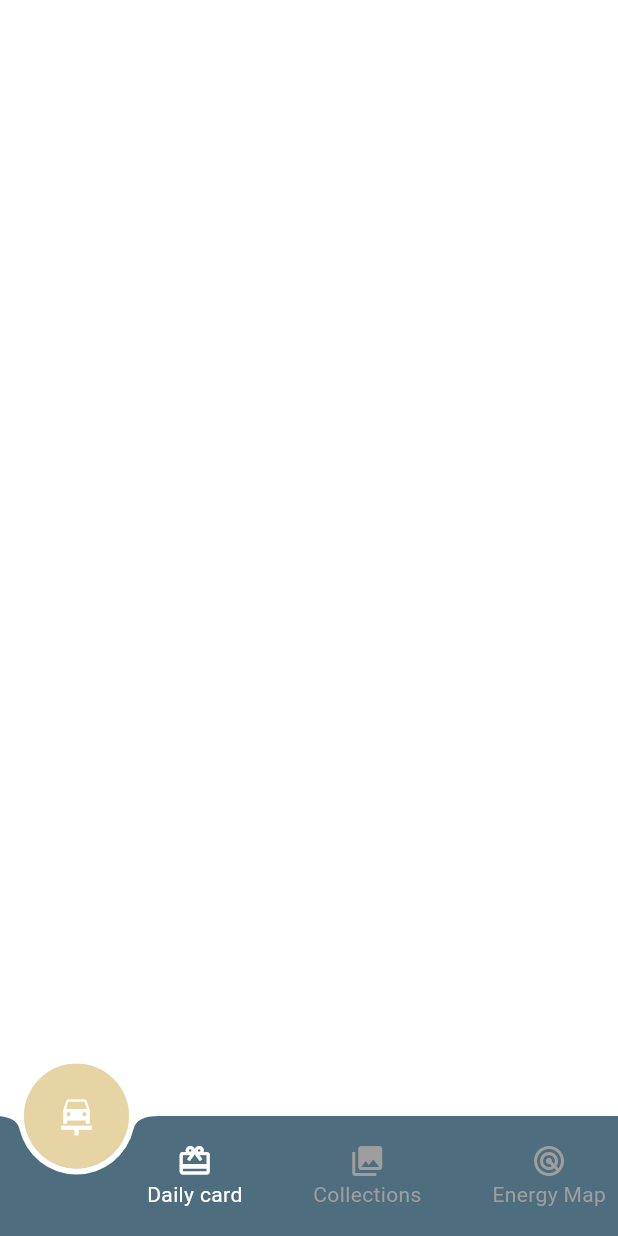
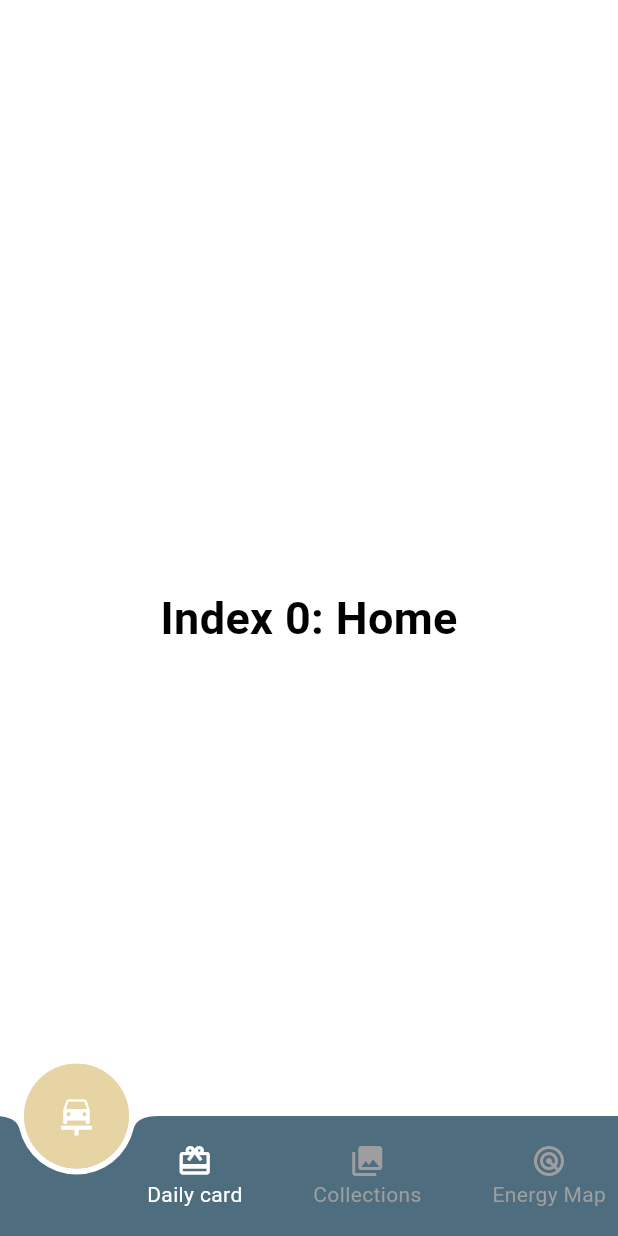
Before and after one commit to jimicy/sustainfulness, a Flutter app: the BottomNavBar screen opened directly, on a phone screen of 412 x 824 dp. Run offline on Flutter 3.47's test engine with Material 3 defaults, Android fonts, the phone set to English and light mode, and no system bars; our stand-ins replace bloc, flutter_bloc, hydrated_bloc, share_plus; missing offline and left inert: flutter_google_wallet; generated files the repository leaves out were written again.

Commit message:
Add page when switching on navbar.

```diff
--- a/lib/navbar/view/nav_bar.dart
+++ b/lib/navbar/view/nav_bar.dart
@@ -41,6 +41,23 @@ class _IconButtonText extends StatelessWidget {
 class _BottomNavBarState extends State<BottomNavBar> {
   int _selectedIndex = 0;
 
+  static const TextStyle optionStyle =
+      TextStyle(fontSize: 30, fontWeight: FontWeight.bold);
+  static const List<Widget> _widgetOptions = <Widget>[
+    Text(
+      'Index 0: Home',
+      style: optionStyle,
+    ),
+    Text(
+      'Index 1: Business',
+      style: optionStyle,
+    ),
+    Text(
+      'Index 2: School',
+      style: optionStyle,
+    ),
+  ];
+
   void _onItemTapped(int index) {
     setState(() {
       _selectedIndex = index;
@@ -50,16 +67,19 @@ class _BottomNavBarState extends State<BottomNavBar> {
   @override
   Widget build(BuildContext context) {
     return Scaffold(
+      body: Center(
+        child: _widgetOptions.elementAt(_selectedIndex),
+      ),
       extendBody: true,
       floatingActionButton: SizedBox(
         height: 100,
         width: 70,
         child: FittedBox(
           child: ClipRRect(
-              borderRadius: BorderRadius.circular(50),
-              child: FloatingActionButton(
-                  backgroundColor: const Color.fromRGBO(231, 212, 165, 1.0),
-                  child: const Icon(color: Colors.white, Icons.car_repair),
+            borderRadius: BorderRadius.circular(50),
+            child: FloatingActionButton(
+              backgroundColor: const Color.fromRGBO(231, 212, 165, 1.0),
+              child: const Icon(color: Colors.white, Icons.car_repair),
               onPressed: () {},
             ),
           ),
```
